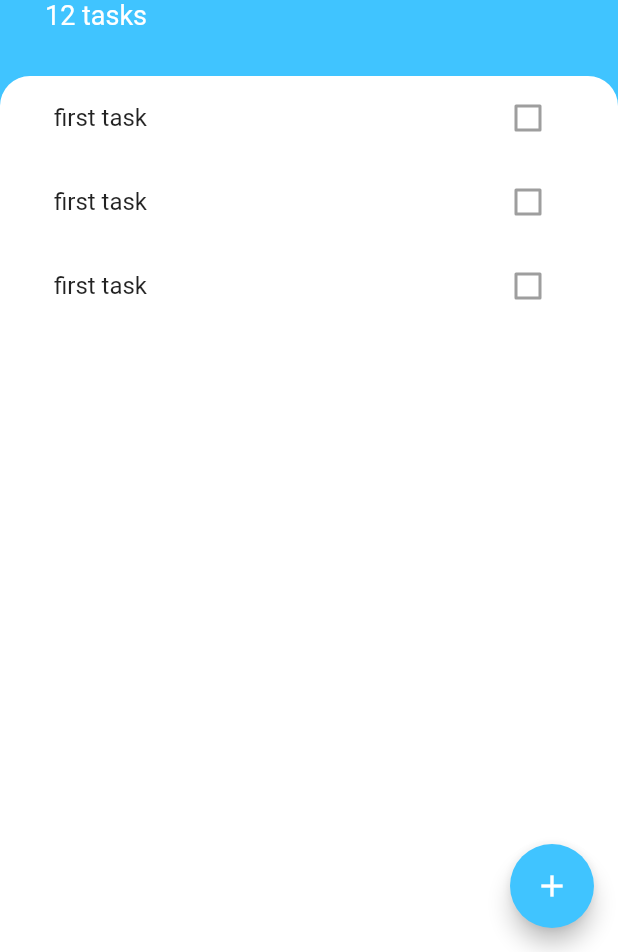
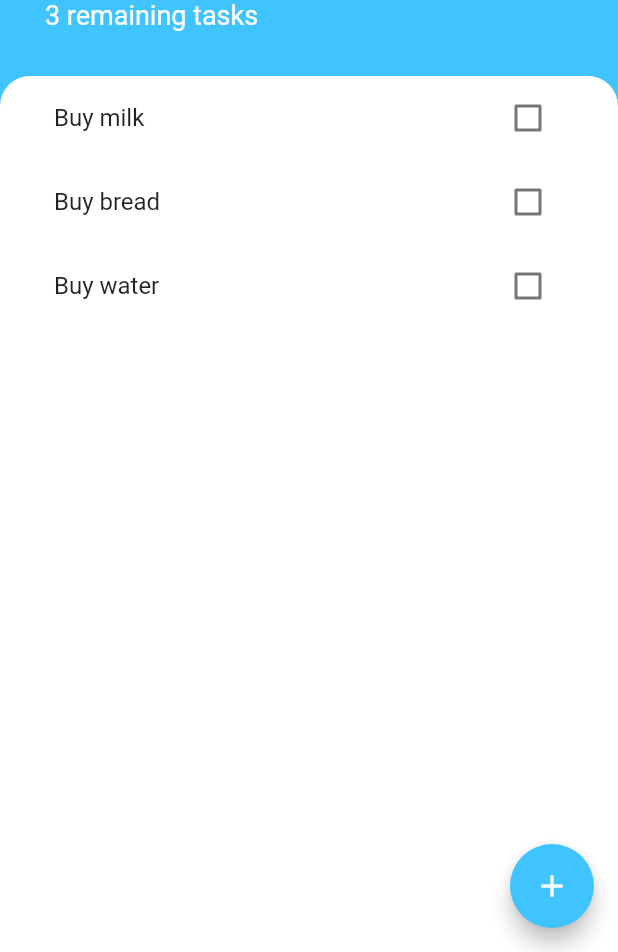
Before and after one commit to MrCasco/todoey_list, a Flutter app: the screen it shows after launch, on a phone screen of 412 x 824 dp, the part 284-1236 px from its top. Run offline on Flutter 3.47's test engine with Material 2 defaults, Android fonts, the phone set to English and light mode, and no system bars.

Commit message:
Adding tasks works

```diff
--- a/lib/components/task_tile.dart
+++ b/lib/components/task_tile.dart
@@ -1,14 +1,25 @@
 import 'package:flutter/material.dart';
 
 class TaskTile extends StatelessWidget {
+  final bool isChecked;
+  final String title;
+  final checkBoxCallBack;
+
+  TaskTile({this.isChecked = false, this.title, this.checkBoxCallBack});
+
   @override
   Widget build(BuildContext context) {
     return ListTile(
       title: Text(
-        'first task',
+        title,
+        style: TextStyle(
+          decoration: isChecked ? TextDecoration.lineThrough : null
+        ),
       ),
       trailing: Checkbox(
-        value: false,
+        onChanged: checkBoxCallBack,
+        activeColor: Colors.lightBlueAccent,
+        value: isChecked,
       ),
     );
   }
--- a/lib/components/tasks_list.dart
+++ b/lib/components/tasks_list.dart
@@ -1,19 +1,29 @@
 import 'package:flutter/material.dart';
 import 'task_tile.dart';
 
-class TasksList extends StatelessWidget {
-  const TasksList({
-    Key key,
-  }) : super(key: key);
+class TasksList extends StatefulWidget {
+  final List tasks;
+  TasksList(this.tasks);
+  @override
+  _TasksListState createState() => _TasksListState();
+}
 
+class _TasksListState extends State<TasksList> {
   @override
   Widget build(BuildContext context) {
-    return ListView(
-      children: <Widget>[
-        TaskTile(),
-        TaskTile(),
-        TaskTile(),
-      ],
+    return ListView.builder(
+      itemBuilder: (context, index){
+        return TaskTile(
+          title: widget.tasks[index].name,
+          isChecked: widget.tasks[index].isDone,
+          checkBoxCallBack: (value) {
+            setState(() {
+              widget.tasks[index].toggleDone();
+            });
+          }
+        );
+      },
+      itemCount: widget.tasks.length,
     );
   }
 }
--- /dev/null
+++ b/lib/models/task.dart
@@ -0,0 +1,10 @@
+class Task {
+  final String name;
+  bool isDone;
+
+  Task({this.name, this.isDone = false});
+
+  void toggleDone(){
+    isDone = !isDone;
+  }
+}
--- a/lib/screens/add_task_screen.dart
+++ b/lib/screens/add_task_screen.dart
@@ -1,8 +1,9 @@
 import 'package:flutter/material.dart';
-import 'package:todoey_list/utilities/constants.dart';
 
 class AddTaskScreen extends StatelessWidget {
-
+  final onPressed;
+  final onChanged;
+  AddTaskScreen({this.onPressed, this.onChanged});
   @override
   Widget build(BuildContext context) {
     return Container(
@@ -29,18 +30,12 @@ class AddTaskScreen extends StatelessWidget {
             ),
             TextField(
               autofocus: true,
-              decoration: kNewTaskInput,
               textAlign: TextAlign.center,
-
-              onChanged: (value){
-
-              },
+              onChanged: onChanged,
             ),
             FlatButton(
               color: Colors.lightBlueAccent,
-              onPressed: (){
-
-              },
+              onPressed: onPressed,
               child: Text(
                 'Add',
                 style: TextStyle(
--- a/lib/screens/task_screen.dart
+++ b/lib/screens/task_screen.dart
@@ -1,8 +1,23 @@
 import 'package:flutter/material.dart';
 import 'package:todoey_list/components/tasks_list.dart';
 import 'add_task_screen.dart';
+import 'package:todoey_list/models/task.dart';
 
-class TasksScreen extends StatelessWidget {
+class TasksScreen extends StatefulWidget {
+  @override
+  _TasksScreenState createState() => _TasksScreenState();
+}
+
+class _TasksScreenState extends State<TasksScreen> {
+
+  List<Task> tasks = [
+    Task(name: 'Buy milk'),
+    Task(name: 'Buy bread'),
+    Task(name: 'Buy water'),
+  ];
+
+  String newTask;
+
   @override
   Widget build(BuildContext context) {
     return Scaffold(
@@ -13,7 +28,19 @@ class TasksScreen extends StatelessWidget {
             context: context,
             builder: (context) => SingleChildScrollView(
               child: Container(
-                child: AddTaskScreen(),
+                child: AddTaskScreen(
+                  onChanged: (value){
+                    setState(() {
+                      newTask = value;
+                    });
+                  },
+                  onPressed: (){
+                    setState(() {
+                      tasks.add(Task(name: newTask));
+                    });
+                    Navigator.pop(context);
+                  },
+                ),
                 padding: EdgeInsets.only(bottom: MediaQuery.of(context).viewInsets.bottom),
               )
             ),
@@ -59,7 +86,7 @@ class TasksScreen extends StatelessWidget {
                   ),
                 ),
                 Text(
-                  '12 tasks',
+                  '${tasks.length.toString()} remaining tasks',
                   style: TextStyle(
                     fontSize: 18.0,
                     color: Colors.white,
@@ -78,7 +105,9 @@ class TasksScreen extends StatelessWidget {
                 ),
               ),
               padding: EdgeInsets.symmetric(horizontal: 20.0),
-              child: TasksList(),
+              child: TasksList(
+                tasks
+              ),
             ),
           ),
         ],
--- a/pubspec.yaml
+++ b/pubspec.yaml
@@ -28,6 +28,7 @@ dependencies:
   # The following adds the Cupertino Icons font to your application.
   # Use with the CupertinoIcons class for iOS style icons.
   cupertino_icons: ^0.1.3
+  provider: ^4.3.1
 
 dev_dependencies:
   flutter_test:
```
Also changed, not shown: pubspec.lock.
